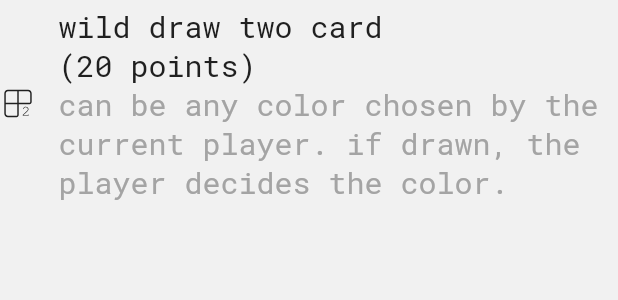
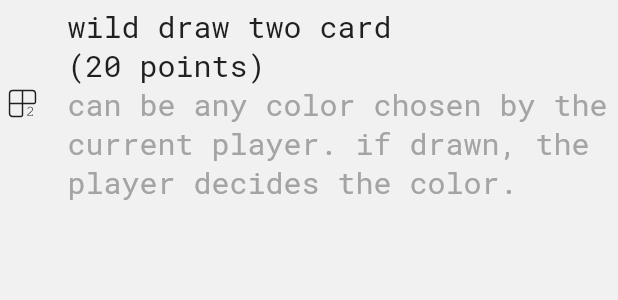
Before and after one commit to khlebobul/board_buddy, a Flutter app: the InfoRowWidget widget shown alone on an empty page, opened directly, on a phone screen of 412 x 824 dp. Shown: the top 300 px of the screen. Run offline on Flutter 3.47's test engine with Material 3 defaults, Android fonts, the phone set to English and light mode, and no system bars; our stand-ins replace bloc, flutter_bloc, flutter_svg, in_app_review, share_plus, shared_preferences and 2 more; missing offline and left inert: flutter_popup, gen_art_bg, use_scramble; accounts and stored records are empty.

Commit message:
update InfoRowWidget

```diff
--- a/lib/shared/widgets/ui/info_row_widget.dart
+++ b/lib/shared/widgets/ui/info_row_widget.dart
@@ -26,13 +26,17 @@ class InfoRowWidget extends StatelessWidget {
   @override
   Widget build(BuildContext context) {
     final theme = UIThemes.of(context);
+
     return Padding(
       padding: const EdgeInsets.symmetric(vertical: 4.0),
       child: Row(
-        mainAxisAlignment: MainAxisAlignment.start,
         crossAxisAlignment: CrossAxisAlignment.center,
         children: [
-          iconPath.isNotEmpty
+          SizedBox(
+            width: 30,
+            height: 30,
+            child: Center(
+              child: iconPath.isNotEmpty
                   ? SvgPicture.asset(
                       iconPath,
                       width: 24,
@@ -42,10 +46,11 @@ class InfoRowWidget extends StatelessWidget {
                     )
                   : Text(
                       cardName,
-                  style: isScrabble ? theme.display10 : theme.display2,
+                      style: isScrabble ? theme.display7 : theme.display2,
                       textAlign: TextAlign.center,
                     ),
-          if (iconPath.isEmpty && cardName.isEmpty) const SizedBox(width: 24),
+            ),
+          ),
           const SizedBox(width: 15),
           Expanded(
             child: RichText(
@@ -64,8 +69,9 @@ class InfoRowWidget extends StatelessWidget {
                     ),
                   TextSpan(
                     text: description,
-                    style: theme.display2
-                        .copyWith(color: theme.secondaryTextColor),
+                    style: theme.display2.copyWith(
+                      color: theme.secondaryTextColor,
+                    ),
                   ),
                 ],
               ),
```
Lines whose indentation alone changed are shown as unchanged.
